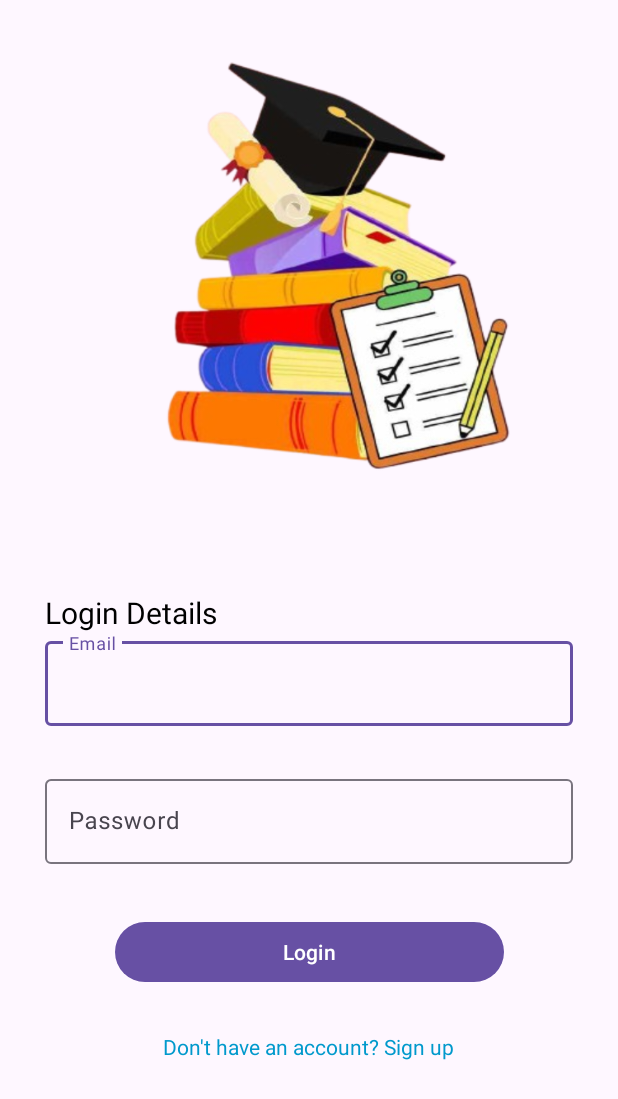
After one commit to BradlyVinceGorgonio/GoalGetter, an Android app: the Login screen opened directly, with no data from a screen before it, on a phone screen of 412 x 824 dp. The commit adds this screen. Shown: the top 1099 px of the screen. Run offline under Robolectric (Android 15) with nearby library versions, the phone set to English and light mode, and no system bars.

Commit message:
login unfinished

```diff
--- a/app/src/main/AndroidManifest.xml
+++ b/app/src/main/AndroidManifest.xml
@@ -12,6 +12,12 @@
         android:supportsRtl="true"
         android:theme="@style/Theme.GoalGetter"
         tools:targetApi="31">
+        <activity
+            android:name=".Signup"
+            android:exported="false" />
+        <activity
+            android:name=".Login"
+            android:exported="false" />
         <activity
             android:name=".bottomNavigation"
             android:exported="false" />
--- a/app/src/main/java/com/example/goalgetter/HomeFragment.java
+++ b/app/src/main/java/com/example/goalgetter/HomeFragment.java
@@ -11,6 +11,7 @@ import android.view.ViewGroup;
 
 public class HomeFragment extends Fragment {
 
+
     @Override
     public View onCreateView(LayoutInflater inflater, ViewGroup container,
                              Bundle savedInstanceState) {
--- /dev/null
+++ b/app/src/main/java/com/example/goalgetter/Login.java
@@ -0,0 +1,24 @@
+package com.example.goalgetter;
+
+import android.os.Bundle;
+
+import androidx.activity.EdgeToEdge;
+import androidx.appcompat.app.AppCompatActivity;
+import androidx.core.graphics.Insets;
+import androidx.core.view.ViewCompat;
+import androidx.core.view.WindowInsetsCompat;
+
+public class Login extends AppCompatActivity {
+
+    @Override
+    protected void onCreate(Bundle savedInstanceState) {
+        super.onCreate(savedInstanceState);
+        EdgeToEdge.enable(this);
+        setContentView(R.layout.activity_login);
+        ViewCompat.setOnApplyWindowInsetsListener(findViewById(R.id.main), (v, insets) -> {
+            Insets systemBars = insets.getInsets(WindowInsetsCompat.Type.systemBars());
+            v.setPadding(systemBars.left, systemBars.top, systemBars.right, systemBars.bottom);
+            return insets;
+        });
+    }
+}
--- /dev/null
+++ b/app/src/main/res/layout/activity_login.xml
@@ -0,0 +1,111 @@
+<?xml version="1.0" encoding="utf-8"?>
+<LinearLayout xmlns:android="http://schemas.android.com/apk/res/android"
+    xmlns:app="http://schemas.android.com/apk/res-auto"
+    xmlns:tools="http://schemas.android.com/tools"
+    android:id="@+id/main"
+    android:layout_width="match_parent"
+    android:layout_height="match_parent"
+    android:orientation="vertical"
+    tools:context=".Login">
+
+
+    <androidx.constraintlayout.widget.ConstraintLayout
+        android:layout_width="match_parent"
+        android:layout_height="match_parent">
+
+
+        <ImageView
+            android:id="@+id/imageView"
+            android:layout_width="match_parent"
+            android:layout_height="380dp"
+            android:background="@drawable/logogoalbgremove"
+            app:layout_constraintBottom_toBottomOf="parent"
+            app:layout_constraintEnd_toEndOf="parent"
+            app:layout_constraintStart_toStartOf="parent"
+            app:layout_constraintTop_toTopOf="parent"
+            app:layout_constraintVertical_bias="0.0" />
+
+
+        <TextView
+            android:layout_width="wrap_content"
+            android:layout_height="wrap_content"
+            android:text="Login Details"
+            android:textColor="@color/black"
+            android:textSize="20dp"
+
+            app:layout_constraintBottom_toTopOf="@+id/textInputLayout3"
+            app:layout_constraintEnd_toEndOf="parent"
+            app:layout_constraintHorizontal_bias="0.102"
+            app:layout_constraintStart_toStartOf="parent"
+            app:layout_constraintTop_toBottomOf="@+id/imageView"
+            app:layout_constraintVertical_bias="1.0"></TextView>
+
+        <com.google.android.material.textfield.TextInputLayout
+            android:id="@+id/textInputLayout3"
+            android:layout_width="match_parent"
+            android:layout_height="wrap_content"
+            android:layout_margin="30dp"
+            android:hint="Email"
+            app:endIconMode="clear_text"
+            app:layout_constraintBottom_toBottomOf="parent"
+            app:layout_constraintEnd_toEndOf="parent"
+            app:layout_constraintHorizontal_bias="0.0"
+            app:layout_constraintStart_toStartOf="parent"
+            app:layout_constraintTop_toBottomOf="@+id/imageView"
+            app:layout_constraintVertical_bias="0.037">
+
+            <EditText
+                android:id="@+id/loginEmailEditText"
+                android:layout_width="match_parent"
+                android:layout_height="wrap_content"
+                android:inputType="textEmailAddress" />
+        </com.google.android.material.textfield.TextInputLayout>
+
+        <com.google.android.material.textfield.TextInputLayout
+            android:id="@+id/textInputLayout2"
+            android:layout_width="match_parent"
+            android:layout_height="wrap_content"
+            android:layout_margin="30dp"
+            android:hint="Password"
+            app:endIconMode="password_toggle"
+            app:layout_constraintBottom_toBottomOf="parent"
+            app:layout_constraintEnd_toEndOf="parent"
+            app:layout_constraintStart_toStartOf="parent"
+            app:layout_constraintTop_toBottomOf="@+id/textInputLayout3"
+            app:layout_constraintVertical_bias="0.0">
+
+            <EditText
+                android:id="@+id/loginPasswordEditText"
+                android:layout_width="match_parent"
+                android:layout_height="wrap_content"
+                android:inputType="textPassword" />
+        </com.google.android.material.textfield.TextInputLayout>
+
+        <Button
+            android:id="@+id/loginButton"
+            android:layout_width="259dp"
+            android:layout_height="48dp"
+            android:text="Login"
+            app:layout_constraintBottom_toBottomOf="parent"
+            app:layout_constraintEnd_toEndOf="parent"
+            app:layout_constraintStart_toStartOf="parent"
+            app:layout_constraintTop_toBottomOf="@+id/textInputLayout2"
+            app:layout_constraintVertical_bias="0.174" />
+
+        <TextView
+            android:id="@+id/signUpText"
+            android:layout_width="wrap_content"
+            android:layout_height="wrap_content"
+            android:gravity="center"
+            android:text="Don't have an account? Sign up"
+            android:textColor="@android:color/holo_blue_dark"
+            app:layout_constraintBottom_toBottomOf="parent"
+            app:layout_constraintEnd_toEndOf="parent"
+            app:layout_constraintHorizontal_bias="0.497"
+            app:layout_constraintStart_toStartOf="parent"
+            app:layout_constraintTop_toBottomOf="@+id/loginButton"
+            app:layout_constraintVertical_bias="0.202" />
+
+    </androidx.constraintlayout.widget.ConstraintLayout>
+
+</LinearLayout>
--- a/app/src/main/res/layout/activity_main.xml
+++ b/app/src/main/res/layout/activity_main.xml
@@ -10,7 +10,11 @@
    <ImageView
        android:layout_width="match_parent"
        android:layout_height="match_parent"
-       android:background="@drawable/logo">
+       android:background="@drawable/logogoal"
+       app:layout_constraintBottom_toBottomOf="parent"
+       app:layout_constraintEnd_toEndOf="parent"
+       app:layout_constraintStart_toStartOf="parent"
+       app:layout_constraintTop_toTopOf="parent">
    </ImageView>
 
 </androidx.constraintlayout.widget.ConstraintLayout>
```
Also changed, not shown: app/src/main/res/layout/signup_bottom_sheet.xml (added, +115 -0 lines), app/src/main/res/drawable/logogoal.png (added), app/src/main/res/drawable/logogoalbgremove.png (added).
